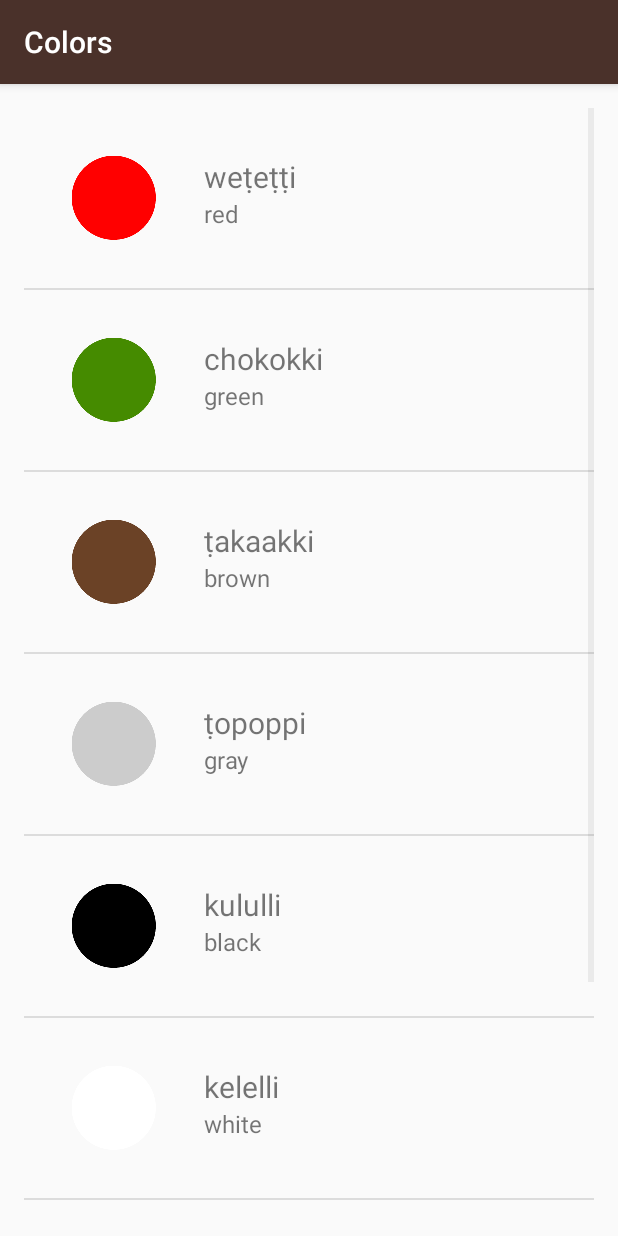
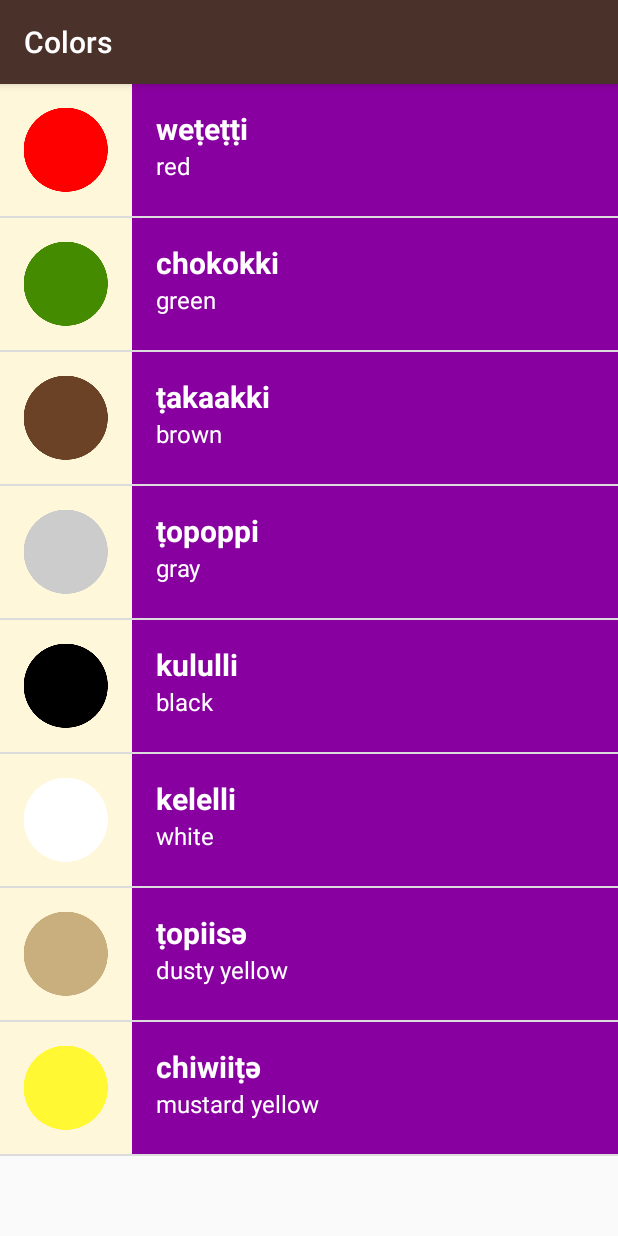
Before and after one commit to imanshaterian/miwok, an Android app: the ColorsActivity screen opened directly, with no data from a screen before it, on a phone screen of 412 x 824 dp. Run offline under Robolectric (Android 15) with nearby library versions, the phone set to English and light mode, and no system bars.

Commit message:
changing visuals to look better. and make every category to have their signature color. in process i added an variable to wordAdaptor to contain the categories colors.

```diff
--- a/Miwok/app/src/main/java/com/example/android/miwok/ColorsActivity.java
+++ b/Miwok/app/src/main/java/com/example/android/miwok/ColorsActivity.java
@@ -47,7 +47,7 @@ public class ColorsActivity extends AppCompatActivity {
         // list_item.xml layout resource defined in the layout file.
         // This list item layout contains two {@link TextView}, which the adapter will set to
         // display two words.
-        wordAdaptor itemsAdapter = new wordAdaptor(this, words);
+        wordAdaptor itemsAdapter = new wordAdaptor(this, words,R.color.category_colors);
 
         // Find the {@link ListView} object in the view hierarchy of the {@link Activity}.
         // There should be a {@link ListView} with the view ID called list, which is declared in the
--- a/Miwok/app/src/main/java/com/example/android/miwok/FamilyActivity.java
+++ b/Miwok/app/src/main/java/com/example/android/miwok/FamilyActivity.java
@@ -48,7 +48,7 @@ public class FamilyActivity extends AppCompatActivity {
         // list_item.xml layout resource defined in the layout file.
         // This list item layout contains two {@link TextView}, which the adapter will set to
         // display two words.
-        wordAdaptor itemsAdapter = new wordAdaptor(this, words);
+        wordAdaptor itemsAdapter = new wordAdaptor(this, words,R.color.category_family);
 
         // Find the {@link ListView} object in the view hierarchy of the {@link Activity}.
         // There should be a {@link ListView} with the view ID called list, which is declared in the
--- a/Miwok/app/src/main/java/com/example/android/miwok/NumbersActivity.java
+++ b/Miwok/app/src/main/java/com/example/android/miwok/NumbersActivity.java
@@ -47,7 +47,7 @@ public class NumbersActivity extends AppCompatActivity {
         // list_item.xml layout resource defined in the layout file.
         // This list item layout contains two {@link TextView}, which the adapter will set to
         // display two words.
-        wordAdaptor itemsAdapter = new wordAdaptor(this, words);
+        wordAdaptor itemsAdapter = new wordAdaptor(this, words,R.color.category_numbers);
 
         // Find the {@link ListView} object in the view hierarchy of the {@link Activity}.
         // There should be a {@link ListView} with the view ID called list, which is declared in the
--- a/Miwok/app/src/main/java/com/example/android/miwok/PhrasesActivity.java
+++ b/Miwok/app/src/main/java/com/example/android/miwok/PhrasesActivity.java
@@ -49,7 +49,7 @@ public class PhrasesActivity extends AppCompatActivity {
         // list_item.xml layout resource defined in the layout file.
         // This list item layout contains two {@link TextView}, which the adapter will set to
         // display two words.
-        wordAdaptor itemsAdapter = new wordAdaptor(this, words);
+        wordAdaptor itemsAdapter = new wordAdaptor(this, words,R.color.category_phrases);
 
         // Find the {@link ListView} object in the view hierarchy of the {@link Activity}.
         // There should be a {@link ListView} with the view ID called list, which is declared in the
@@ -61,5 +61,6 @@ public class PhrasesActivity extends AppCompatActivity {
         // Do this by calling the setAdapter method on the {@link ListView} object and pass in
         // 1 argument, which is the {@link ArrayAdapter} with the variable name itemsAdapter.
         listView.setAdapter(itemsAdapter);
+
     }
 }
--- a/Miwok/app/src/main/java/com/example/android/miwok/wordAdaptor.java
+++ b/Miwok/app/src/main/java/com/example/android/miwok/wordAdaptor.java
@@ -8,6 +8,8 @@ import android.widget.ArrayAdapter;
 import android.widget.ImageView;
 import android.widget.TextView;
 
+import androidx.core.content.ContextCompat;
+
 import java.util.ArrayList;
 
 /**
@@ -16,14 +18,17 @@ import java.util.ArrayList;
  */
 public class wordAdaptor extends ArrayAdapter<word> {
 
+
+    int mColor;
     /**
      * Create a new {@link wordAdaptor} object.
      *
      * @param context is the current context (i.e. Activity) that the adapter is being created in.
      * @param words   is the list of {@link word}s to be displayed.
      */
-    public wordAdaptor(Context context, ArrayList<word> words) {
+    public wordAdaptor(Context context, ArrayList<word> words, int color) {
         super(context, 0, words);
+        mColor = color;
     }
 
     @Override
@@ -53,6 +58,9 @@ public class wordAdaptor extends ArrayAdapter<word> {
         // the default TextView.
         defaultTextView.setText(currentword.getmDefaultTranslation());
 
+        View linear = listItemView.findViewById(R.id.list_item);
+        int color = ContextCompat.getColor(getContext(), mColor);
+        linear.setBackgroundColor(color);
         // Return the whole list item layout (containing 2 TextViews) so that it can be shown in
         // the ListView.
         return listItemView;
--- a/Miwok/app/src/main/res/layout/list_item.xml
+++ b/Miwok/app/src/main/res/layout/list_item.xml
@@ -3,32 +3,39 @@
     android:layout_width="match_parent"
     android:layout_height="wrap_content"
     android:orientation="horizontal"
-    android:padding="16dp">
+    android:layout_margin="0dp"
+    android:background="@color/tan_background"
+    android:minHeight="@dimen/list_item_height">
 
     <ImageView
         android:id="@+id/imageListItem"
         android:layout_width="wrap_content"
         android:layout_height="wrap_content"
+        android:maxHeight="@dimen/list_item_height"
+        android:maxWidth="@dimen/list_item_height"
         android:contentDescription="@string/picture"/>
 
     <LinearLayout
         android:padding="16dp"
         android:id="@+id/list_item"
         android:layout_width="match_parent"
-        android:layout_height="wrap_content"
-        android:layout_toEndOf="@id/imageListItem"
-        android:orientation="vertical">
+        android:layout_height="match_parent"
+        android:orientation="vertical"
+        style="">
 
         <TextView
             android:id="@+id/miwokListItem"
             android:layout_width="match_parent"
             android:layout_height="wrap_content"
-            android:textSize="20sp" />
+            android:textColor="#fff"
+            android:textSize="20sp"
+            android:textStyle="bold"/>
 
         <TextView
             android:id="@+id/englishListItem"
             android:layout_width="match_parent"
             android:layout_height="wrap_content"
+            android:textColor="#fff"
             android:textSize="16sp" />
 
     </LinearLayout>
--- a/Miwok/app/src/main/res/layout/words_list.xml
+++ b/Miwok/app/src/main/res/layout/words_list.xml
@@ -18,8 +18,4 @@
     android:layout_width="match_parent"
     android:layout_height="match_parent"
     android:orientation="vertical"
-    android:paddingLeft="@dimen/activity_horizontal_margin"
-    android:paddingTop="@dimen/activity_vertical_margin"
-    android:paddingRight="@dimen/activity_horizontal_margin"
-    android:paddingBottom="@dimen/activity_vertical_margin"
     tools:context="com.example.android.miwok.NumbersActivity" />
```
Also changed, not shown: Miwok/app/src/main/res/values/styles.xml (+23 -4 lines).
